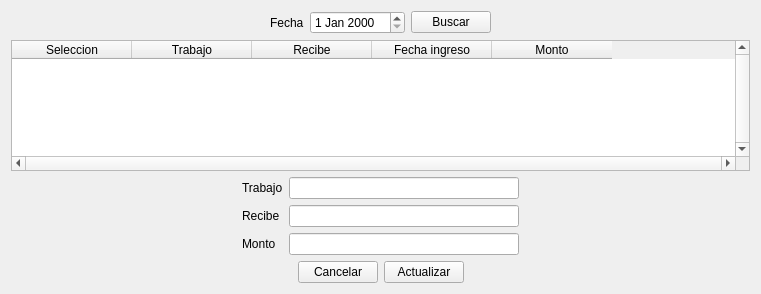
Before: the Qt Designer form views/Views ui/paymentHistoryUI.ui in ValenDD/Desktop_app_mechanical_workshop, drawn with Qt 5.
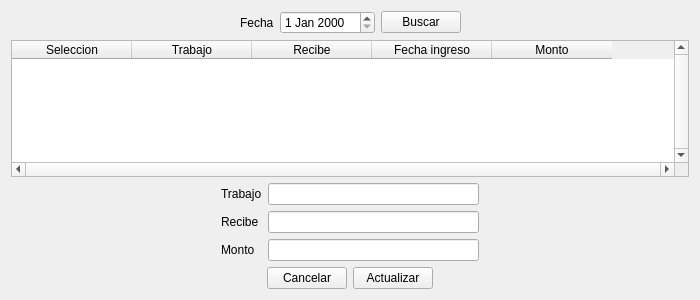
After: the same form once the commit is applied.

The edit to the form file:
```diff
--- a/views/Views ui/paymentHistoryUI.ui
+++ b/views/Views ui/paymentHistoryUI.ui
@@ -6,8 +6,8 @@
    <rect>
     <x>0</x>
     <y>0</y>
-    <width>761</width>
-    <height>294</height>
+    <width>700</width>
+    <height>300</height>
    </rect>
   </property>
   <property name="windowTitle">
```
